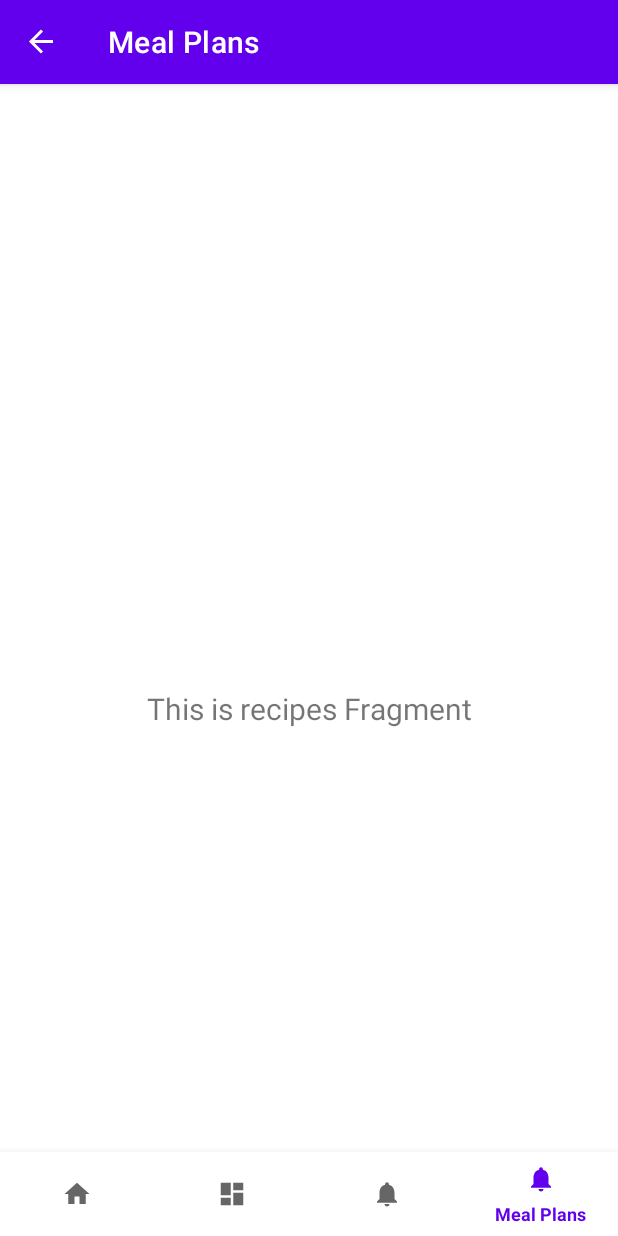
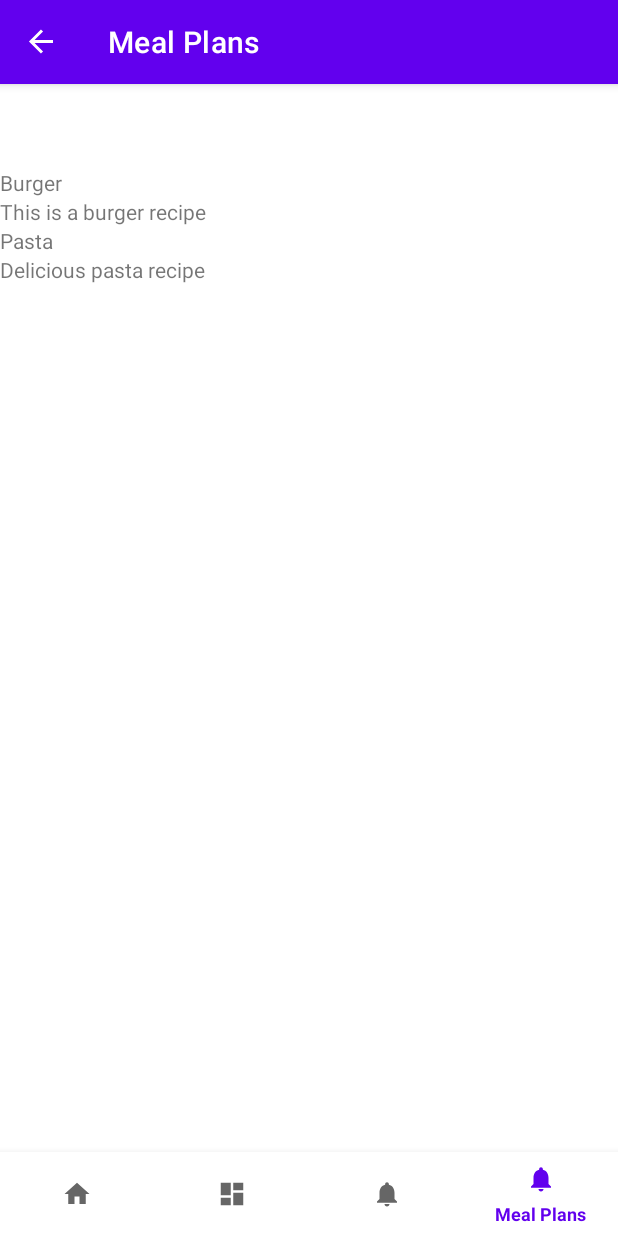
Before and after one commit to JohnSalinas123/CS4750_PantryPal, an Android app: the RecipesFragment screen opened through its navigation route, on a phone screen of 412 x 824 dp. Run offline under Robolectric (Android 15) with nearby library versions, the phone set to English and light mode, and no system bars; our stand-ins replace navigation-ui.

Commit message:
recipes list view wip

```diff
--- a/app/build.gradle.kts
+++ b/app/build.gradle.kts
@@ -34,6 +34,7 @@ android {
         jvmTarget = "1.8"
     }
     buildFeatures {
+        dataBinding = true
         viewBinding = true
     }
 }
@@ -48,6 +49,8 @@ dependencies {
     implementation("androidx.lifecycle:lifecycle-viewmodel-ktx:2.6.2")
     implementation("androidx.navigation:navigation-fragment-ktx:2.7.4")
     implementation("androidx.navigation:navigation-ui-ktx:2.7.4")
+    implementation("androidx.recyclerview:recyclerview:1.3.2")
+    implementation("androidx.fragment:fragment-ktx:1.6.2")
     testImplementation("junit:junit:4.13.2")
     androidTestImplementation("androidx.test.ext:junit:1.1.5")
     androidTestImplementation("androidx.test.espresso:espresso-core:3.5.1")
--- /dev/null
+++ b/app/src/main/java/com/example/pantry_pal/data/Recipe.kt
@@ -0,0 +1,24 @@
+package com.example.pantry_pal.data
+
+data class Recipe (
+
+    val id: Int,
+    val name: String,
+    val description: String,
+    val vegetarian : Boolean,
+    val ingredients: List<IngredientForRecipe>,
+    val steps: List<Step>
+
+)
+
+data class IngredientForRecipe(
+    val ingredientsId: Int,
+    val name: String,
+    val category: String,
+
+)
+
+data class Step(
+    val stepNum: Int,
+    val instruction: String
+)
--- /dev/null
+++ b/app/src/main/java/com/example/pantry_pal/ui/recipes/RecipesAdapter.kt
@@ -0,0 +1,57 @@
+package com.example.pantry_pal.ui.recipes
+
+import android.view.LayoutInflater
+import android.view.ViewGroup
+import androidx.recyclerview.widget.DiffUtil
+import androidx.recyclerview.widget.ListAdapter
+import androidx.recyclerview.widget.RecyclerView
+import com.example.pantry_pal.data.Recipe
+import com.example.pantry_pal.databinding.ListItemRecipeBinding
+
+
+class RecipeViewHolder(
+    private val binding: ListItemRecipeBinding,
+    private val onItemClick: (Recipe) -> Unit
+) : RecyclerView.ViewHolder(binding.root) {
+
+    fun bind(recipe: Recipe) {
+        binding.recipeName.text = recipe.name
+        binding.recipeDescription.text = recipe.description
+
+        itemView.setOnClickListener { onItemClick(recipe)}
+
+    }
+
+}
+class RecipesAdapter(private val onItemClick: (Recipe) -> Unit) :
+
+    ListAdapter<Recipe, RecipeViewHolder>(RecipeDiffCallback()) {
+
+        override fun onCreateViewHolder(parent: ViewGroup, viewType: Int): RecipeViewHolder {
+            val inflater = LayoutInflater.from(parent.context)
+            val binding = ListItemRecipeBinding.inflate(inflater, parent, false)
+            return RecipeViewHolder(binding, onItemClick)
+        }
+
+        override fun onBindViewHolder(holder: RecipeViewHolder, position: Int) {
+            val recipe = getItem(position)
+            holder.bind(recipe)
+        }
+
+
+
+
+
+}
+
+class RecipeDiffCallback: DiffUtil.ItemCallback<Recipe>() {
+
+    override fun areItemsTheSame(oldItem: Recipe, newItem: Recipe): Boolean {
+        return oldItem.id == newItem.id
+    }
+
+    override fun areContentsTheSame(oldItem: Recipe, newItem: Recipe): Boolean {
+        return oldItem == newItem
+    }
+
+}
--- a/app/src/main/java/com/example/pantry_pal/ui/recipes/RecipesFragment.kt
+++ b/app/src/main/java/com/example/pantry_pal/ui/recipes/RecipesFragment.kt
@@ -1,38 +1,58 @@
 package com.example.pantry_pal.ui.recipes
 
 import android.os.Bundle
+import android.util.Log
 import android.view.LayoutInflater
 import android.view.View
 import android.view.ViewGroup
-import android.widget.TextView
+import android.widget.Toast
 import androidx.fragment.app.Fragment
 import androidx.lifecycle.ViewModelProvider
+import androidx.recyclerview.widget.LinearLayoutManager
+import com.example.pantry_pal.data.Recipe
 import com.example.pantry_pal.databinding.FragmentRecipesBinding
 
 class RecipesFragment : Fragment() {
 
     private var _binding: FragmentRecipesBinding? = null
+    private val binding get() = _binding!!
 
-    // This property is only valid between onCreateView and
-    // onDestroyView.
-    private val binding get() = _binding!!
+    private lateinit var recipesViewModel: RecipesViewModel
+    private lateinit var recipesAdapter: RecipesAdapter
 
     override fun onCreateView(
         inflater: LayoutInflater,
         container: ViewGroup?,
         savedInstanceState: Bundle?
     ): View {
-        val recipesViewModel =
-            ViewModelProvider(this).get(RecipesViewModel::class.java)
-
+        Log.d("RecipesFragment", "onCreateView")
         _binding = FragmentRecipesBinding.inflate(inflater, container, false)
         val root: View = binding.root
 
-        val textView: TextView = binding.textNotifications
-        recipesViewModel.text.observe(viewLifecycleOwner) {
-            textView.text = it
-        }
+        // ViewModel
+        recipesViewModel =
+            ViewModelProvider(this)[RecipesViewModel::class.java]
+
+        // RecyclerView
+        recipesAdapter = RecipesAdapter { recipe -> onRecipeClick(recipe)}
+        binding.recipeRecyclerView.adapter = recipesAdapter
+        binding.recipeRecyclerView.layoutManager = LinearLayoutManager(context)
+
+        // Live Data
+        recipesViewModel.recipes.observe(viewLifecycleOwner) { recipes ->
+            Log.d("RecipesFragment", "Recipes updated: $recipes")
+            recipesAdapter.submitList(recipes)
+        };
+
+        recipesViewModel.getRecipes()
+
+
+
         return root
+    }
+
+    private fun onRecipeClick(recipe: Recipe) {
+        Toast.makeText(requireContext(), "Clicked on recipe: ${recipe.name}", Toast.LENGTH_SHORT).show()
     }
 
     override fun onDestroyView() {
--- a/app/src/main/java/com/example/pantry_pal/ui/recipes/RecipesViewModel.kt
+++ b/app/src/main/java/com/example/pantry_pal/ui/recipes/RecipesViewModel.kt
@@ -1,13 +1,78 @@
 package com.example.pantry_pal.ui.recipes
 
+import android.util.Log
 import androidx.lifecycle.LiveData
 import androidx.lifecycle.MutableLiveData
 import androidx.lifecycle.ViewModel
+import androidx.lifecycle.viewModelScope
+import com.example.pantry_pal.data.IngredientForRecipe
+import com.example.pantry_pal.data.Recipe
+import com.example.pantry_pal.data.Step
+import kotlinx.coroutines.Dispatchers
+import kotlinx.coroutines.launch
+import kotlinx.coroutines.withContext
 
 class RecipesViewModel : ViewModel() {
 
-    private val _text = MutableLiveData<String>().apply {
-        value = "This is recipes Fragment"
+    private val _recipes = MutableLiveData<List<Recipe>>()
+
+    val recipes: LiveData<List<Recipe>> get() = _recipes
+
+    // TODO: remove mock data later
+    init {
+        Log.d("RecipesViewModel", "ViewModel initialized")
     }
-    val text: LiveData<String> = _text
+
+    fun getRecipes() {
+        Log.d("RecipesViewModel", "getRecipes called")
+        viewModelScope.launch(Dispatchers.IO) {
+            try {
+                // TODO: fetch recipes from api
+                val fetchedRecipes = createMockRecipes()
+                withContext(Dispatchers.Main) {
+                    _recipes.value = fetchedRecipes
+                }
+
+
+
+
+            } catch (e: Exception) {
+                withContext(Dispatchers.Main) {
+                    _recipes.postValue(emptyList())
+                }
+
+
+            }
+        }
+
+    }
+
+    private fun createMockRecipes(): List<Recipe> {
+        return listOf(
+            Recipe(1, "Burger", "This is a burger recipe", false, createMockIngredients(), createMockSteps()),
+            Recipe(2, "Pasta", "Delicious pasta recipe", true, createMockIngredients(), createMockSteps()),
+            // Add more mock recipes as needed
+        )
+    }
+
+    private fun createMockIngredients(): List<IngredientForRecipe> {
+        return listOf(
+            IngredientForRecipe(1, "Beef Patty", "protein"),
+            IngredientForRecipe(2, "Cheddar Cheese", "dairy"),
+            IngredientForRecipe(3, "Lettuce", "vegetable")
+            // Add more mock ingredients as needed
+        )
+    }
+
+    private fun createMockSteps(): List<Step> {
+        return listOf(
+            Step(1, "Pan fry beef patty on stove until cooked to liking"),
+            Step(2, "Add cheddar cheese slice on cooking beef patty, remove patty when cheese is melted")
+            // Add more mock steps as needed
+        )
+    }
+
+
+
+
 }
--- a/app/src/main/res/layout/fragment_recipes.xml
+++ b/app/src/main/res/layout/fragment_recipes.xml
@@ -1,22 +1,15 @@
 <?xml version="1.0" encoding="utf-8"?>
 <androidx.constraintlayout.widget.ConstraintLayout xmlns:android="http://schemas.android.com/apk/res/android"
-    xmlns:app="http://schemas.android.com/apk/res-auto"
-    xmlns:tools="http://schemas.android.com/tools"
+    android:id="@+id/recipe_recycler_view"
     android:layout_width="match_parent"
     android:layout_height="match_parent"
-    tools:context=".ui.recipes.RecipesFragment">
+    >
 
-    <TextView
-        android:id="@+id/text_notifications"
-        android:layout_width="match_parent"
-        android:layout_height="wrap_content"
-        android:layout_marginStart="8dp"
-        android:layout_marginTop="8dp"
-        android:layout_marginEnd="8dp"
-        android:textAlignment="center"
-        android:textSize="20sp"
-        app:layout_constraintBottom_toBottomOf="parent"
-        app:layout_constraintEnd_toEndOf="parent"
-        app:layout_constraintStart_toStartOf="parent"
-        app:layout_constraintTop_toTopOf="parent" />
-</androidx.constraintlayout.widget.ConstraintLayout>
+    <androidx.recyclerview.widget.RecyclerView
+    android:id="@+id/recipeRecyclerView"
+    android:layout_width="match_parent"
+    android:layout_height="match_parent"
+
+        />
+
+\</androidx.constraintlayout.widget.ConstraintLayout>
--- /dev/null
+++ b/app/src/main/res/layout/list_item_recipe.xml
@@ -0,0 +1,18 @@
+<?xml version="1.0" encoding="utf-8"?>
+<LinearLayout xmlns:android="http://schemas.android.com/apk/res/android"
+    android:layout_width="match_parent"
+    android:layout_height="wrap_content"
+    android:orientation="vertical">
+
+    <TextView
+        android:id="@+id/recipe_name"
+        android:layout_width="353dp"
+        android:layout_height="wrap_content"
+        android:text="@string/recipe_name_placeholder" />
+
+    <TextView
+        android:id="@+id/recipe_description"
+        android:layout_width="367dp"
+        android:layout_height="wrap_content"
+        android:text="@string/recipe_description_placeholder" />
+</LinearLayout>
--- a/app/src/main/res/values/strings.xml
+++ b/app/src/main/res/values/strings.xml
@@ -4,4 +4,6 @@
     <string name="title_grocery_list">Grocery List</string>
     <string name="title_recipes">Recipes</string>
     <string name="title_meal_plan">Meal Plans</string>
+    <string name="recipe_name_placeholder">Recipe Name</string>
+    <string name="recipe_description_placeholder">Recipe Description</string>
 </resources>
```
Also changed, not shown: 1 other file.
